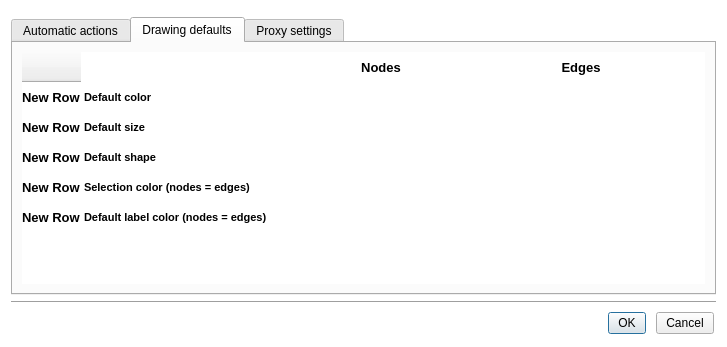
Above: plugins/perspective/GraphPerspective/designer/PreferencesDialog.ui from Tulip-Dev/tulip before the change. Below: the same form after it.
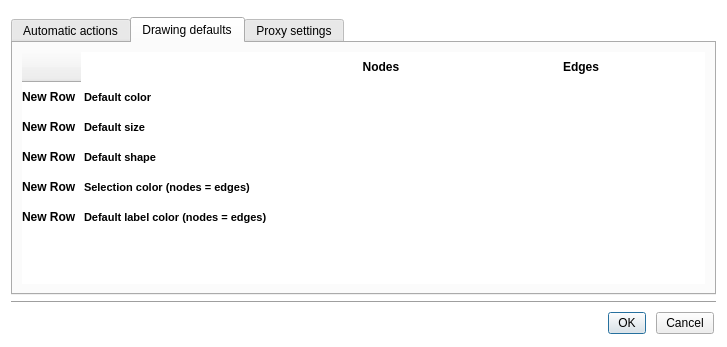
That is the form after the change. The open tabs and pages were chosen to show the change. Icons and pictures are not drawn. Custom widgets are drawn as their Qt base class.

Commit message: fixes for QTableView/QHeaderView font size: use 12px instead of 10pt (my bad in commit #11233) which looked too big on windows

Patch:
```diff
--- a/plugins/perspective/GraphPerspective/designer/PreferencesDialog.ui
+++ b/plugins/perspective/GraphPerspective/designer/PreferencesDialog.ui
@@ -273,12 +273,12 @@
 QHeaderView::section {
 background-color: white;
 height: 30px;
-font: bold 10pt;
+font: bold 12px;
 color: black;
 border: 0px;
 }
 QTableView {
-font: 10pt;
+font: 12px;
 }
 </string>
            </property>
```
The commit also changes 8 other files.
